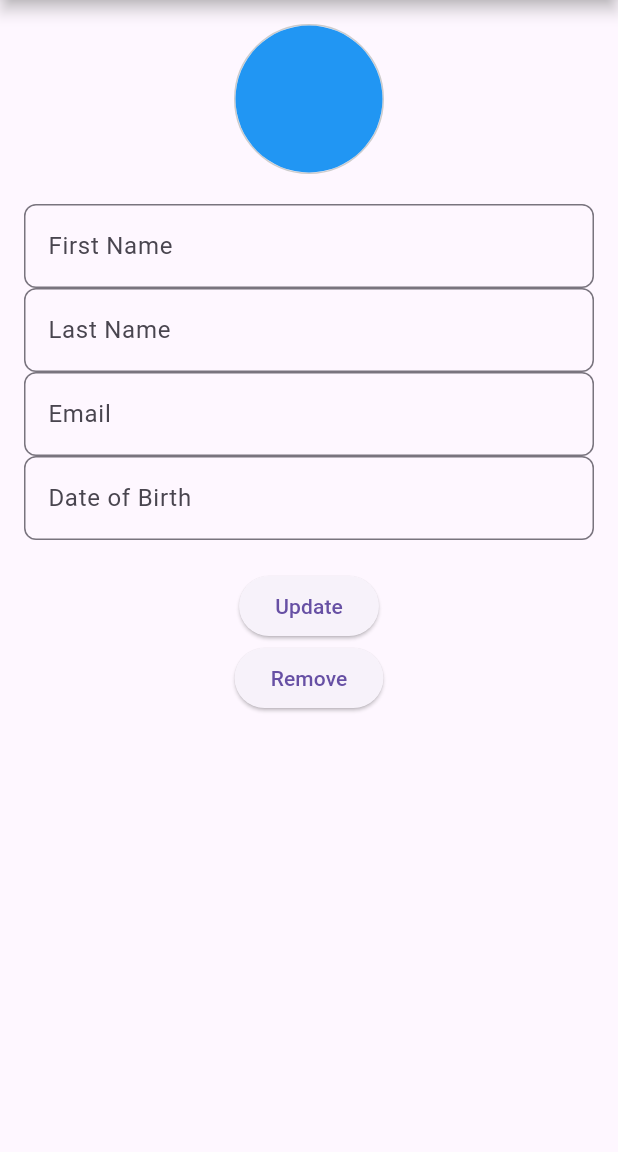
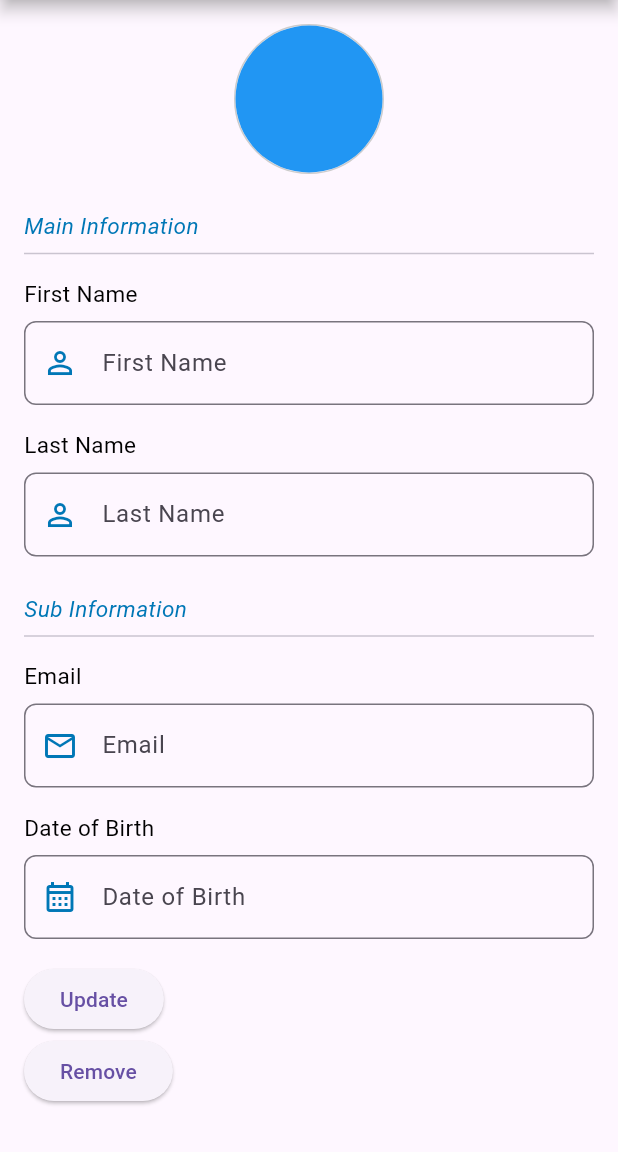
Before and after one commit to derohimat/contact_app_tw, a Flutter app: the ContactDetailScreen screen opened directly with empty values, on a phone screen of 412 x 824 dp, the part 84-1236 px from its top. Run offline on Flutter 3.47's test engine with Material 3 defaults, Android fonts, the phone set to English and light mode, and no system bars; our stand-ins replace get.

Commit message:
update input style

```diff
--- a/lib/presentation/screens/contact_detail/contact_detail_screen.dart
+++ b/lib/presentation/screens/contact_detail/contact_detail_screen.dart
@@ -1,3 +1,4 @@
+import 'package:contact_app_tw/styles/app_colors.dart';
 import 'package:flutter/material.dart';
 import 'package:get/get.dart';
 
@@ -11,36 +12,96 @@ class ContactDetailScreen extends GetView<ContactDetailController> {
   @override
   Widget build(BuildContext context) {
     return Scaffold(
-      appBar: AppBar(
-        title: const Text('Contact Details'),
-      ),
+      appBar: AppBar(title: const Text('Contact Details')),
       body: Padding(
         padding: const EdgeInsets.all(16.0),
         child: Column(
+          crossAxisAlignment: CrossAxisAlignment.start,
           children: [
-            InitialAvatar(
-              firstName: controller.contact.firstName,
-              lastName: controller.contact.lastName,
-              size: 100.0,
-              textSize: 40.0,
+            Center(
+              child: InitialAvatar(
+                firstName: controller.contact.firstName,
+                lastName: controller.contact.lastName,
+                size: 100,
+                textSize: 40,
+              ),
             ),
-            const SizedBox(height: 20),
+            const SizedBox(height: 24.0),
+            Text(
+              "Main Information",
+              style: TextStyle(color: AppColors.blue, fontStyle: FontStyle.italic, fontSize: 15.0),
+            ),
+            Divider(),
+            const SizedBox(height: 8.0),
+            Text(
+              "First Name",
+              style: TextStyle(color: AppColors.black, fontSize: 15.0),
+            ),
+            const SizedBox(height: 8.0),
             TextField(
               controller: controller.firstNameController,
-              decoration: const InputDecoration(labelText: 'First Name'),
+              decoration: const InputDecoration(
+                labelText: 'First Name',
+                prefixIcon: Icon(
+                  Icons.person_outline,
+                  color: AppColors.blue,
+                ),
+              ),
             ),
+            const SizedBox(height: 16.0),
+            Text(
+              "Last Name",
+              style: TextStyle(color: AppColors.black, fontSize: 15.0),
+            ),
+            const SizedBox(height: 8.0),
             TextField(
               controller: controller.lastNameController,
-              decoration: const InputDecoration(labelText: 'Last Name'),
+              decoration: const InputDecoration(
+                labelText: 'Last Name',
+                prefixIcon: Icon(
+                  Icons.person_outline,
+                  color: AppColors.blue,
+                ),
+              ),
             ),
+            const SizedBox(height: 24.0),
+            Text(
+              "Sub Information",
+              style: TextStyle(color: AppColors.blue, fontStyle: FontStyle.italic, fontSize: 15.0),
+            ),
+            Divider(),
+            const SizedBox(height: 8.0),
+            Text(
+              "Email",
+              style: TextStyle(color: AppColors.black, fontSize: 15.0),
+            ),
+            const SizedBox(height: 8.0),
             TextField(
               controller: controller.emailController,
-              decoration: const InputDecoration(labelText: 'Email'),
+              decoration: const InputDecoration(
+                labelText: 'Email',
+                prefixIcon: Icon(
+                  Icons.email_outlined,
+                  color: AppColors.blue,
+                ),
+              ),
               keyboardType: TextInputType.emailAddress,
             ),
+            const SizedBox(height: 16.0),
+            Text(
+              "Date of Birth",
+              style: TextStyle(color: AppColors.black, fontSize: 15.0),
+            ),
+            const SizedBox(height: 8.0),
             TextField(
               controller: controller.dobController,
-              decoration: const InputDecoration(labelText: 'Date of Birth'),
+              decoration: const InputDecoration(
+                labelText: 'Date of Birth',
+                prefixIcon: Icon(
+                  Icons.calendar_month_outlined,
+                  color: AppColors.blue,
+                ),
+              ),
               onTap: () async {
                 // Show date picker
                 final DateTime? pickedDate = await showDatePicker(
@@ -54,7 +115,7 @@ class ContactDetailScreen extends GetView<ContactDetailController> {
                 }
               },
             ),
-            const SizedBox(height: 20),
+            const SizedBox(height: 16.0),
             ElevatedButton(
               onPressed: () async {
                 // Update contact
```
